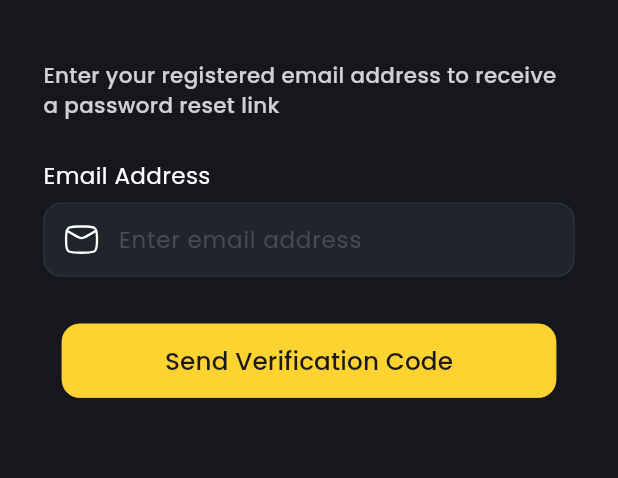
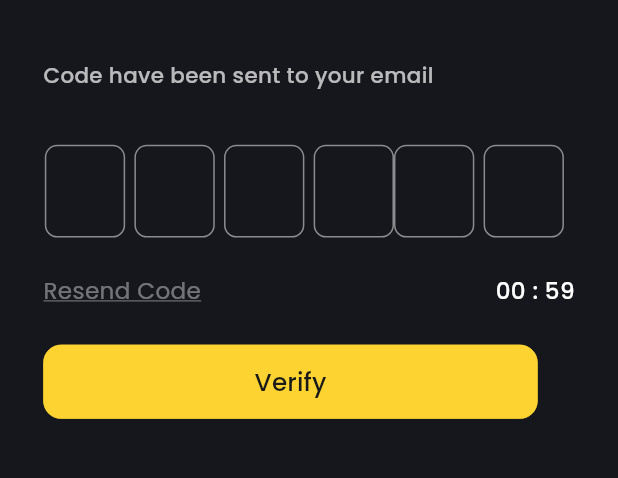
Before and after one commit to devhimuBlockVerse/andromarkets, a Flutter app: the ForgotPasswordView screen opened directly, after a tap on "Send Verification Code", on a phone screen of 412 x 824 dp, the part 61-539 px from its top. Run offline on Flutter 3.47's test engine with Material 3 defaults, Android fonts, the phone set to English and light mode, and no system bars; our stand-ins replace flutter_svg, google_sign_in, shared_preferences; accounts and stored records are empty.

Commit message:
Verification Screen WIP

```diff
--- a/lib/config/theme/app_colors.dart
+++ b/lib/config/theme/app_colors.dart
@@ -17,6 +17,7 @@ class AppColors {
   static  Color secondaryColorDiscriptions2 = Color(0xFFFFFFFF).withOpacity(0.7);
 
   static  Color secondaryColor3 = Color(0xFFFFFFFF).withOpacity(0.6);
+  static  Color secondaryColor4 = Color(0xFFFFFFFF).withOpacity(0.4);
 
   static const Color gray = Color(0xFFE0E0E0);
 
--- a/lib/presentation/screens/signIn/forgot_password_view.dart
+++ b/lib/presentation/screens/password/forgot_password_view.dart
@@ -1,8 +1,8 @@
 import 'package:andromarkets/config/theme/app_text_styles.dart';
 import 'package:andromarkets/core/enums/button_type.dart';
 import 'package:andromarkets/presentation/components/buttonComponent.dart';
+import 'package:andromarkets/presentation/screens/password/otp_view.dart';
 import 'package:flutter/material.dart';
-
 import '../../../config/theme/app_colors.dart';
 import '../../../config/theme/responsive_ui.dart';
 import '../../components/textFieldComponent.dart';
@@ -78,9 +78,12 @@ class _ForgotPasswordViewState extends State<ForgotPasswordView> {
             PrimaryButton(
                 buttonText: 'Send Verification Code',
                 buttonType: ButtonType.primary,
-                onPressed:(){},
+                onPressed: ()=> Navigator.push(context, MaterialPageRoute(builder: (context)=>OtpCodeView(email: _emailController.text))),
+
                 textStyle: AppTextStyle.buttonsMedium(context)
-            )
+
+            ),
+
 
           ]
         )
--- /dev/null
+++ b/lib/presentation/screens/password/otp_view.dart
@@ -0,0 +1,268 @@
+import 'dart:async';
+
+import 'package:flutter/material.dart';
+
+import '../../../config/theme/app_colors.dart';
+import '../../../config/theme/app_text_styles.dart';
+import '../../../config/theme/responsive_ui.dart';
+import '../../../core/enums/button_type.dart';
+import '../../components/buttonComponent.dart';
+
+
+class OtpCodeView extends StatefulWidget {
+  final String email;
+  const OtpCodeView({super.key, required this.email});
+
+  @override
+  State<OtpCodeView> createState() => _OtpCodeViewState();
+}
+
+class _OtpCodeViewState extends State<OtpCodeView> {
+   // final TextEditingController _otpController = TextEditingController();
+
+
+   final _formKey = GlobalKey<FormState>();
+   final List<TextEditingController> _otpController = List.generate(6, (_) => TextEditingController());
+
+   Timer? _timer;
+   int _secondsRemaining = 60;
+   bool _canResend = false;
+
+   @override
+   void initState() {
+     super.initState();
+     _startCountdown();
+   }
+
+   void _startCountdown() {
+     setState(() {
+       _secondsRemaining = 60;
+       _canResend = false;
+     });
+
+     _timer?.cancel();
+     _timer = Timer.periodic(const Duration(seconds: 1), (timer) {
+       if (_secondsRemaining == 0) {
+         setState(() {
+           _canResend = true;
+         });
+         timer.cancel();
+       } else {
+         setState(() {
+           _secondsRemaining--;
+         });
+       }
+     });
+   }
+
+   void _validateAndSubmit() {
+     if (_formKey.currentState!.validate()) {
+       String code = _otpController.map((c) => c.text).join();
+       debugPrint("Entered Code: $code");
+       // Perform verification logic Later
+     }
+   }
+
+   String _formatTime(int seconds) {
+     final mins = (seconds ~/ 60).toString().padLeft(2, '0');
+     final secs = (seconds % 60).toString().padLeft(2, '0');
+     return "$mins : $secs";
+   }
+
+   @override
+   void dispose() {
+     _timer?.cancel();
+     for (var controller in _otpController) {
+       controller.dispose();
+     }
+     super.dispose();
+   }
+
+
+
+  @override
+  Widget build(BuildContext context) {
+    return SafeArea(
+        child: Scaffold(
+            backgroundColor: AppColors.primaryBackgroundColor,
+            appBar: AppBar(
+              leading: IconButton(
+                onPressed:()=>Navigator.pop(context),
+                icon: const Icon(Icons.arrow_back_ios_rounded),
+                color: AppColors.primaryText,
+              ),
+              title: Text('Forgot Password',style: AppTextStyle.h3(context,color: AppColors.primaryText),),
+              centerTitle: true,
+              backgroundColor: AppColors.primaryBackgroundColor,
+
+            ),
+            body: ResponsiveViewState(
+              mobile: body(),
+              tablet: body(),
+            )
+        )
+    );
+  }
+
+  Widget body() {
+
+    final screenWidth = MediaQuery.of(context).size.width * 1;
+    final screenHeight = MediaQuery.of(context).size.height * 1;
+    final isPortrait = screenHeight > screenWidth;
+    final baseSize = isPortrait ? screenWidth : screenHeight;
+
+    return SingleChildScrollView(
+      physics: const BouncingScrollPhysics(),
+      child: Padding(
+        padding: EdgeInsets.symmetric(horizontal: screenWidth * 0.07),
+        child: Column(
+            mainAxisAlignment: MainAxisAlignment.start,
+            crossAxisAlignment: CrossAxisAlignment.start,
+            children: [
+              SizedBox(height: screenHeight * 0.03),
+              Text.rich(
+                TextSpan(
+                  children: [
+                    TextSpan(
+                        text: 'Code have been sent to your email\n',
+                        style: AppTextStyle.caption(context,color: AppColors.secondaryColorDiscriptions2)
+                    ),
+                    TextSpan(
+                      text: '${widget.email}',
+                      style: AppTextStyle.caption(context,color: AppColors.primaryColor).copyWith(
+                        decoration: TextDecoration.underline,
+                        decorationColor: AppColors.primaryColor,
+                      ),
+                    ),
+                  ],
+                )
+              ),
+
+              SizedBox(height: screenHeight * 0.02),
+
+
+              Form(
+                key: _formKey,
+                child: Column(
+                  children: [
+
+                    Row(
+                      mainAxisAlignment: MainAxisAlignment.center,
+                      children: List.generate(6,
+                            (index) => Padding(
+                          padding: EdgeInsets.only(right: index != 3 ? baseSize * 0.015 : 0),
+                          child: _validationInputBox(index),
+                        ),
+                      ),
+                    ),
+                    SizedBox(height: baseSize * 0.06),
+
+                    // Timer and Resend Button
+                    Row(
+                      crossAxisAlignment: CrossAxisAlignment.center,
+                      mainAxisAlignment: MainAxisAlignment.spaceBetween,
+                      children: [
+
+                        GestureDetector(
+                          onTap: _canResend
+                              ? () {
+                            _startCountdown();
+                            debugPrint("Code resent");
+                          }
+                              : null,
+                          child: Text(
+                            'Resend Code',
+                            textAlign: TextAlign.center,
+                            style: AppTextStyle.bodySmall(context,color: AppColors.secondaryColor4).copyWith(
+                              decoration: TextDecoration.underline,
+                              decorationColor: _canResend ? AppColors.primaryButtonColor : AppColors.secondaryColor4,
+                              color: _canResend ? AppColors.primaryButtonColor : AppColors.secondaryColor4
+                            ),
+
+                          ),
+                        ),
+                        SizedBox(height: baseSize * 0.03),
+
+                        Text(
+                          _formatTime(_secondsRemaining),
+                          textAlign: TextAlign.center,
+                          // style: TextStyle(
+                          //   color: const Color(0xFF77798D),
+                          //   fontSize: baseSize * 0.035, // scalable
+                          //   fontFamily: 'Poppins',
+                          // ),
+                          style: AppTextStyle.bodySmallMid(context).copyWith(
+                            color: _canResend ? AppColors.secondaryColor4 : AppColors.primaryText
+                          ),
+
+                        ),
+
+                      ],
+                    ),
+
+                  ],
+                ),
+              ),
+              SizedBox(height: screenHeight * 0.03),
+
+              PrimaryButton(
+                buttonText: 'Verify',
+                buttonType: ButtonType.primary,
+                onPressed:()=> _validateAndSubmit(),
+                textStyle: AppTextStyle.buttonsMedium(context),
+              ),
+            ]
+        ),
+      ),
+    );
+  }
+   Widget _validationInputBox(int index) {
+     double screenWidth = MediaQuery.of(context).size.width;
+     double screenHeight = MediaQuery.of(context).size.height;
+     final isPortrait = screenHeight > screenWidth;
+     final baseSize = isPortrait ? screenWidth : screenHeight;
+
+     return Container(
+       width: baseSize * 0.13,
+       height: baseSize * 0.15,
+       alignment: Alignment.center,
+       decoration: ShapeDecoration(
+         shape: RoundedRectangleBorder(
+           side: BorderSide(
+             width: 1,
+             color: Colors.white.withOpacity(0.5),
+           ),
+           borderRadius: BorderRadius.circular(baseSize * 0.02),
+         ),
+       ),
+       child: TextFormField(
+         controller: _otpController[index],
+         textAlign: TextAlign.center,
+         maxLength: 1,
+         style: TextStyle(
+           color: Colors.white,
+           fontSize: baseSize * 0.05,
+           fontFamily: 'Poppins',
+         ),
+         keyboardType: TextInputType.number,
+         decoration: const InputDecoration(
+           counterText: '',
+           border: InputBorder.none,
+         ),
+         validator: (value) {
+           if (value == null || value.isEmpty) {
+             return '';
+           }
+           return null;
+         },
+         onChanged: (value) {
+           if (value.isNotEmpty && index < _otpController.length - 1) {
+             FocusScope.of(context).nextFocus();
+           }
+         },
+       ),
+     );
+   }
+
+
+}
--- a/lib/presentation/screens/signIn/sign_in_view.dart
+++ b/lib/presentation/screens/signIn/sign_in_view.dart
@@ -1,9 +1,8 @@
 import 'package:andromarkets/config/theme/app_colors.dart';
 import 'package:andromarkets/config/theme/app_text_styles.dart';
 import 'package:andromarkets/config/theme/responsive_ui.dart';
-import 'package:andromarkets/core/enums/textfield_type.dart';
 import 'package:andromarkets/presentation/components/buttonComponent.dart';
-import 'package:andromarkets/presentation/screens/signIn/forgot_password_view.dart';
+import 'package:andromarkets/presentation/screens/password/forgot_password_view.dart';
 import 'package:andromarkets/presentation/screens/signup/sign_up_view.dart';
 import 'package:andromarkets/presentation/viewmodel/auth_view_model.dart';
 import 'package:flutter/material.dart';
```
